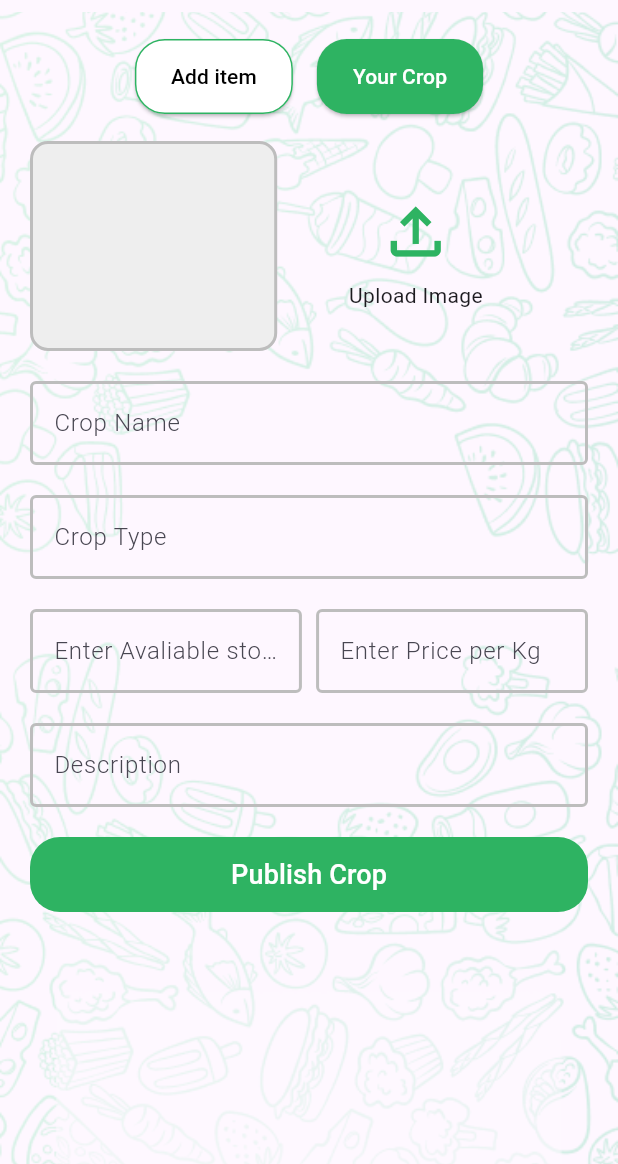
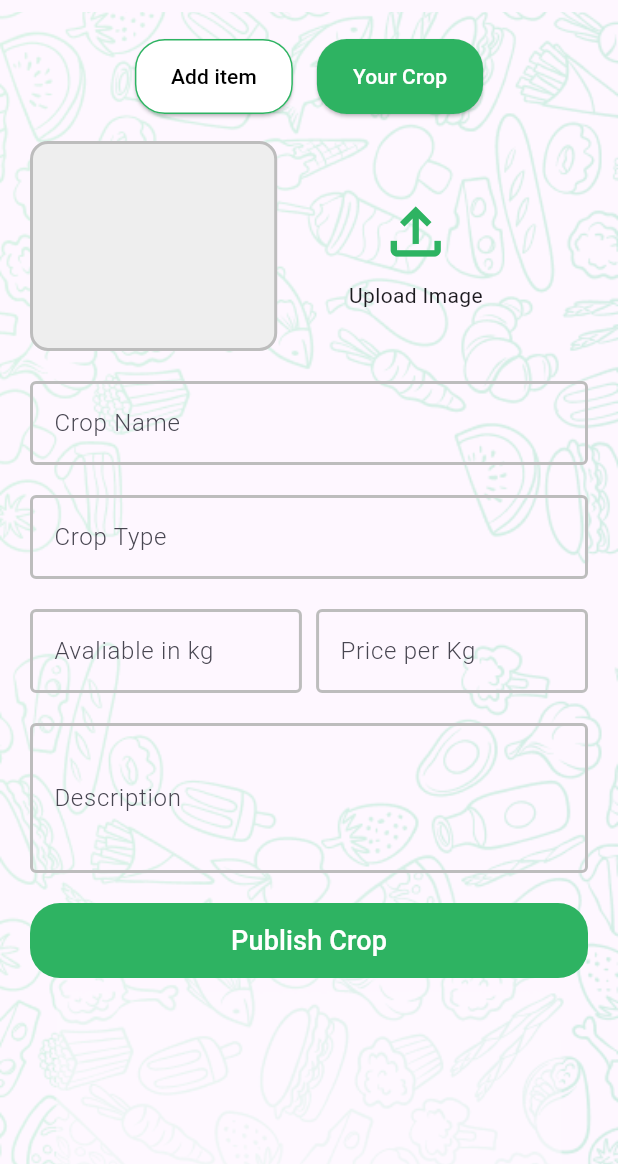
Before and after one commit to Manoj0012/Agromart-Mobile-Application, a Flutter app: the Additempage screen opened directly, on a phone screen of 412 x 824 dp, the part 72-1236 px from its top. Run offline on Flutter 3.47's test engine with Material 3 defaults, Android fonts, the phone set to English and light mode, and no system bars; our stand-ins replace another_flushbar, curved_navigation_bar, dio, flutter_bloc, flutter_secure_storage, geocoding and 5 more; accounts and stored records are empty; network calls fail.

```diff
--- a/Agromart/client/lib/Presentation/pages/HomePage/AddCropPage.dart
+++ b/Agromart/client/lib/Presentation/pages/HomePage/AddCropPage.dart
@@ -1,17 +1,35 @@
 import 'dart:io';
-
 import 'package:client/Presentation/Utiltis/utilis.dart';
+import 'package:client/Presentation/widgets/DescribeFieldTap.dart';
 import 'package:client/Presentation/widgets/FieldButton.dart';
 import 'package:client/Presentation/widgets/FieldTap.dart';
+import 'package:client/bloc/Additems_bloc.dart';
+import 'package:client/bloc/Field_Event.dart';
+import 'package:client/bloc/Field_bloc.dart';
+import 'package:client/bloc/ImagePicker_bloc.dart';
 import 'package:flutter/material.dart';
+import 'package:flutter_bloc/flutter_bloc.dart';
 
 class Addcroppage extends StatelessWidget {
   Addcroppage({super.key});
-  final TextEditingController text = TextEditingController();
-  final TextEditingController texter = TextEditingController();
+  final TextEditingController cropname = TextEditingController();
+  final TextEditingController croptype = TextEditingController();
+  final TextEditingController avalibilty = TextEditingController();
+  final TextEditingController price = TextEditingController();
+  final TextEditingController description = TextEditingController();
   @override
   Widget build(BuildContext context) {
     final Utils utils = Utils();
+    File? image;
+    return BlocConsumer<AdditemsBloc, AdditemsState>(
+      listener: (context, state) {
+        if (state is AddedItemErrorState) {
+          print(state.error);
+          context.read<FieldBloc>().add(FieldError_Event(
+              fieldname: state.fieldname, error_msg: state.error));
+        }
+      },
+      builder: (context, state) {
         return Padding(
           padding: const EdgeInsets.all(10),
           child: SingleChildScrollView(
@@ -20,14 +38,36 @@ class Addcroppage extends StatelessWidget {
               children: [
                 Row(
                   children: [
-                Container(
+                    BlocBuilder<ImagePickerBloc, ImagePickerState>(
+                      builder: (context, state) {
+                        if (state is ImagePickedSucessState) {
+                          image = state.image;
+                          return Container(
                             decoration: BoxDecoration(
-                    border: Border.all(color: Colors.grey.shade400, width: 2),
+                              border: Border.all(
+                                  color: Colors.grey.shade400, width: 2),
                               borderRadius: BorderRadius.circular(12),
                               color: Colors.grey[200],
                             ),
                             width: MediaQuery.of(context).size.width * 0.4,
                             height: 140,
+                            child: Image.file(
+                              state.image,
+                              fit: BoxFit.contain,
+                            ),
+                          );
+                        }
+                        return Container(
+                          decoration: BoxDecoration(
+                            border: Border.all(
+                                color: Colors.grey.shade400, width: 2),
+                            borderRadius: BorderRadius.circular(12),
+                            color: Colors.grey[200],
+                          ),
+                          width: MediaQuery.of(context).size.width * 0.4,
+                          height: 140,
+                        );
+                      },
                     ),
                     const SizedBox(
                       width: 10,
@@ -39,7 +79,11 @@ class Addcroppage extends StatelessWidget {
                         mainAxisAlignment: MainAxisAlignment.center,
                         children: [
                           IconButton(
-                        onPressed: () {},
+                            onPressed: () {
+                              context
+                                  .read<ImagePickerBloc>()
+                                  .add(ImagePickGallery());
+                            },
                             icon: const Icon(Icons.file_upload_outlined),
                             iconSize: 50,
                             color: Color(utils.Primary_color),
@@ -51,36 +95,57 @@ class Addcroppage extends StatelessWidget {
                   ],
                 ),
                 Fieldtap(
-                hint: "Crop Name", fieldname: "cropname", controller: text),
+                    hint: "Crop Name",
+                    fieldname: "cropname",
+                    controller: cropname),
                 Fieldtap(
-                hint: "Crop Type", fieldname: "croptype", controller: text),
+                    hint: "Crop Type",
+                    fieldname: "croptype",
+                    controller: croptype),
                 Row(
                   mainAxisAlignment: MainAxisAlignment.spaceBetween,
                   children: [
                     SizedBox(
                         width: MediaQuery.of(context).size.width * 0.44,
                         child: Fieldtap(
-                        hint: "Enter Avaliable stock in Kg",
-                        fieldname: "avaliabliy",
-                        controller: text)),
+                            hint: "Avaliable in kg",
+                            fieldname: "cropavability",
+                            controller: avalibilty)),
                     SizedBox(
                       width: MediaQuery.of(context).size.width * 0.44,
                       child: Fieldtap(
-                      hint: "Enter Price per Kg",
-                      fieldname: "price",
-                      controller: text),
+                          hint: "Price per Kg",
+                          fieldname: "cropprice",
+                          controller: price),
                     )
                   ],
                 ),
-            Fieldtap(
-                hint: "Description", fieldname: "details", controller: text),
                 const SizedBox(
                   height: 20,
                 ),
-            Fieldbutton(label: "Publish Crop", Onpressed: () {})
+                Describefieldtap(
+                    hint: "Description",
+                    fieldname: "cropdescription",
+                    controller: description),
+                const SizedBox(
+                  height: 20,
+                ),
+                Fieldbutton(
+                    label: "Publish Crop",
+                    Onpressed: () {
+                      context.read<AdditemsBloc>().add(CropSubmitEvent(
+                          cropname: cropname.text,
+                          croptype: croptype.text,
+                          avaliablity: avalibilty.text,
+                          price: price.text,
+                          description: description.text,
+                          image: image));
+                    })
               ],
             ),
           ),
         );
+      },
+    );
   }
 }
--- a/Agromart/client/lib/Presentation/pages/HomePage/Categoriepage.dart
+++ b/Agromart/client/lib/Presentation/pages/HomePage/Categoriepage.dart
@@ -22,7 +22,6 @@ class _CategoriepageState extends State<Categoriepage> {
   @override
   void initState() {
     super.initState();
-    // context.read<CatergoryBloc>().add(CatergorySwitchEvent(key: 0));
   }
 
   @override
--- /dev/null
+++ b/Agromart/client/lib/Presentation/widgets/DescribeFieldTap.dart
@@ -0,0 +1,76 @@
+// ignore: file_names
+import "package:client/bloc/Field_bloc.dart";
+import 'package:flutter/material.dart';
+import 'package:flutter_bloc/flutter_bloc.dart';
+import '../../bloc/Field_state.dart';
+import '../Utiltis/utilis.dart';
+
+class Describefieldtap extends StatelessWidget {
+  final String? label;
+  final String hint;
+  final String fieldname;
+  final TextEditingController controller;
+  const Describefieldtap({
+    super.key,
+    this.label,
+    required this.hint,
+    required this.fieldname,
+    required this.controller,
+  });
+
+  @override
+  Widget build(BuildContext context) {
+    final Utils utils = Utils();
+    String? errorText;
+
+    return BlocConsumer<FieldBloc, FieldState>(
+      listener: (context, state) {},
+      builder: (context, state) {
+        if (state is FieldError_State && state.fieldname == fieldname) {
+          errorText = state.error_msg;
+        }
+        if (state is FieldInitial && state.fieldname == fieldname) {
+          errorText = null;
+        }
+        return SizedBox(
+          height: 100,
+          child: TextField(
+              controller: controller,
+              expands: true,
+              maxLines: null,
+              minLines: null,
+              decoration: InputDecoration(
+                errorText: errorText,
+                focusedErrorBorder: OutlineInputBorder(
+                  borderSide: BorderSide(
+                      style: BorderStyle.solid,
+                      color: Color(utils.error_color),
+                      width: 2), // on focus
+                ),
+                errorBorder: OutlineInputBorder(
+                  borderSide: BorderSide(
+                      style: BorderStyle.solid,
+                      color: Color(utils.error_color),
+                      width: 2), // on focus
+                ),
+                enabledBorder: OutlineInputBorder(
+                  borderSide: BorderSide(
+                    width: 2,
+                    color: Colors.grey.shade400,
+                  ),
+                ),
+                focusedBorder: OutlineInputBorder(
+                  borderSide: BorderSide(
+                      color: Color(utils.Primary_color), width: 2), // on focus
+                ),
+                hintText: hint,
+                hintStyle: TextStyle(
+                    color: Color(utils.Secoundary_color),
+                    fontWeight: FontWeight.w300),
+                alignLabelWithHint: true,
+              )),
+        );
+      },
+    );
+  }
+}
--- /dev/null
+++ b/Agromart/client/lib/bloc/Additems_bloc.dart
@@ -0,0 +1,81 @@
+import 'dart:io';
+
+import 'package:flutter_bloc/flutter_bloc.dart';
+
+class AdditemsBloc extends Bloc<AdditemsEvent, AdditemsState> {
+  AdditemsBloc() : super(AdditemsInitial()) {
+    on<CropSubmitEvent>((event, emit) async {
+      final String cropname = event.cropname;
+      final String croptype = event.croptype;
+      final String avaliablity = event.avaliablity;
+      final String price = event.price;
+      final String description = event.description;
+      final File? image = event.image;
+      getValidate(
+          cropname, croptype, avaliablity, price, description, image, emit);
+    });
+  }
+
+  getValidate(
+      String cropname,
+      String croptype,
+      String avaliablity,
+      String price,
+      String description,
+      File? image,
+      Emitter<AdditemsState> emit) {
+    if (cropname.isEmpty) {
+      return emit(AddedItemErrorState(
+          error: "Cropname Required", fieldname: 'cropname'));
+    } else if (croptype.isEmpty) {
+      return emit(AddedItemErrorState(
+          error: "CropnType Required", fieldname: 'croptype'));
+    } else if (avaliablity.isEmpty) {
+      return emit(AddedItemErrorState(
+          error: "Availablity Required", fieldname: 'cropavability'));
+    } else if (price.isEmpty) {
+      return emit(
+          AddedItemErrorState(error: "Price per Kg", fieldname: 'cropprice'));
+    } else if (description.isEmpty) {
+      return emit(AddedItemErrorState(
+          error: "Description Required", fieldname: 'cropdescription'));
+    } else if (image == null) {
+      return emit(
+          AddedItemErrorState(error: "Image Required", fieldname: 'image'));
+    }
+    return emit(ItemAddedState());
+  }
+}
+
+class AdditemsEvent {}
+
+class AdditemsState {}
+
+class AdditemsInitial extends AdditemsState {}
+
+class CropSubmitEvent extends AdditemsEvent {
+  final String cropname;
+  final String croptype;
+  final String avaliablity;
+  final String price;
+  final String description;
+  final File? image;
+
+  CropSubmitEvent(
+      {required this.cropname,
+      required this.croptype,
+      required this.avaliablity,
+      required this.price,
+      required this.description,
+      required this.image});
+}
+
+class AddedItemErrorState extends AdditemsState {
+  final String error;
+  final String fieldname;
+  AddedItemErrorState({required this.error, required this.fieldname});
+}
+
+class ItemAddedState extends AdditemsState {}
+
+class ItemFailedState extends AdditemsBloc {}
--- a/Agromart/client/lib/bloc/Catergory_bloc.dart
+++ b/Agromart/client/lib/bloc/Catergory_bloc.dart
@@ -28,7 +28,7 @@ class CatergoryBloc extends Bloc<CatergoryEvent, CatergoryState> {
         default:
           return emit(CatergoryErrorState());
       }
-      await Future.delayed(const Duration(seconds: 2));
+      await Future.delayed(const Duration(seconds: 1));
       if (postdata.isEmpty) {
         return emit(CatergoryNoDataState());
       }
--- /dev/null
+++ b/Agromart/client/lib/bloc/ImagePicker_bloc.dart
@@ -0,0 +1,47 @@
+import 'dart:io';
+import 'package:flutter_bloc/flutter_bloc.dart';
+import 'package:image_picker/image_picker.dart';
+
+class ImagePickerBloc extends Bloc<ImagePickerEvent, ImagePickerState> {
+  final _image = ImagePicker();
+  ImagePickerBloc() : super(ImagePickerInitial()) {
+    on<ImagePickGallery>((event, emit) async {
+      final image = await pickimagefromgallery();
+      if (image != null) {
+        return emit(ImagePickedSucessState(image: File(image.path)));
+      }
+      return emit(ImagePickerState());
+    });
+    on<ImagePickCamera>(
+      (event, emit) async {
+        final image = await pickimagefromcamera();
+        if (image != null) {
+          return emit(ImagePickedSucessState(image: File(image.path)));
+        }
+        return emit(ImagePickerInitial());
+      },
+    );
+  }
+  pickimagefromgallery() async {
+    return await _image.pickImage(source: ImageSource.gallery);
+  }
+
+  pickimagefromcamera() async {
+    return await _image.pickImage(source: ImageSource.camera);
+  }
+}
+
+class ImagePickerInitial extends ImagePickerState {}
+
+class ImagePickerState {}
+
+class ImagePickedSucessState extends ImagePickerState {
+  final File image;
+  ImagePickedSucessState({required this.image});
+}
+
+class ImagePickerEvent {}
+
+class ImagePickGallery extends ImagePickerEvent {}
+
+class ImagePickCamera extends ImagePickerEvent {}
--- a/Agromart/client/lib/main.dart
+++ b/Agromart/client/lib/main.dart
@@ -1,10 +1,12 @@
 import 'package:client/Presentation/Loginpage_ui.dart';
 import 'package:client/Presentation/Onboarding_ui.dart';
+import 'package:client/bloc/Additems_bloc.dart';
 import 'package:client/bloc/BottomNav_bloc.dart';
 import 'package:client/bloc/CatergoryNav_bloc.dart';
 import 'package:client/bloc/Catergory_bloc.dart';
 import 'package:client/bloc/Dashboard_bloc.dart';
 import 'package:client/bloc/Field_bloc.dart';
+import 'package:client/bloc/ImagePicker_bloc.dart';
 import 'package:client/bloc/Login_bloc.dart';
 import 'package:client/bloc/Onboarding_bloc.dart';
 import 'package:client/bloc/User_Bloc.dart';
@@ -45,7 +47,9 @@ class MyApp extends StatelessWidget {
         BlocProvider(create: (context) => BottomnavBloc()),
         BlocProvider(create: (context) => CatergorynavBloc()),
         BlocProvider(create: (context) => CatergoryBloc()),
-        BlocProvider(create: (context) => DashboardBloc())
+        BlocProvider(create: (context) => DashboardBloc()),
+        BlocProvider(create: (context) => ImagePickerBloc()),
+        BlocProvider(create: (context) => AdditemsBloc()),
       ],
       child: MaterialApp(
         home: const OnboardingUi(),
```
Also changed, not shown: Agromart/client/lib/Presentation/pages/HomePage/Homepage.dart (+4 -5 lines), 2 other files. Lines whose indentation alone changed are shown as unchanged.
